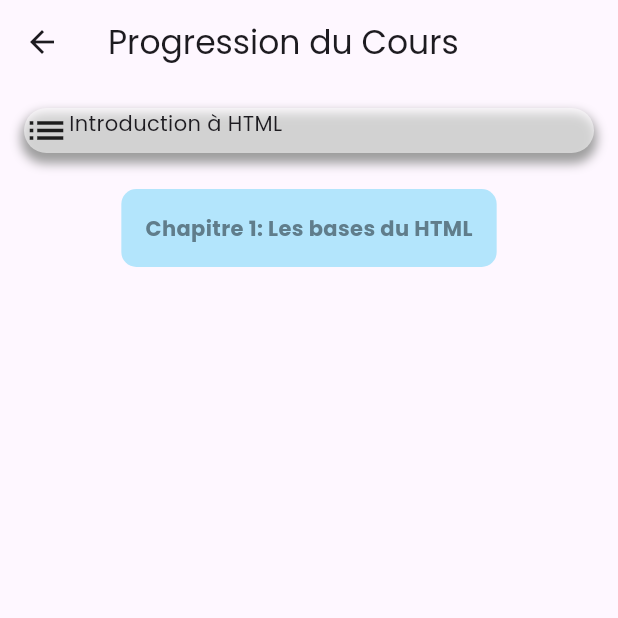
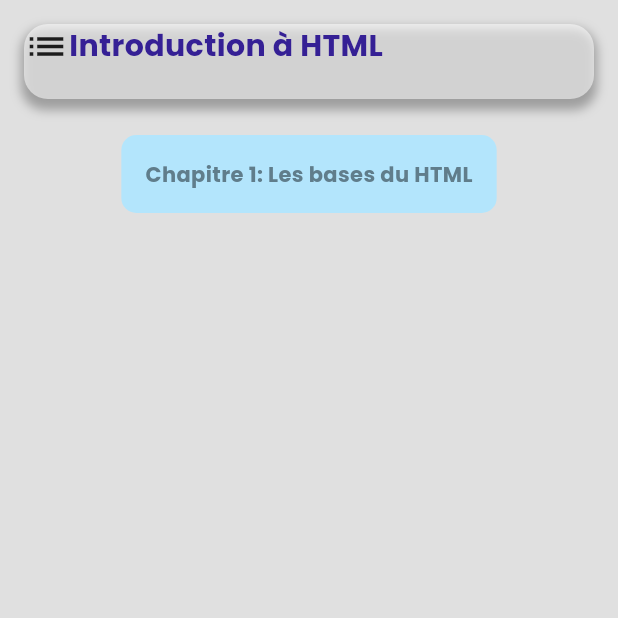
Before and after one commit to Godisouleymane/Nerd-app, a Flutter app: the CourseProgressScreen screen opened directly, on a phone screen of 412 x 824 dp, the top half of it. Run offline on Flutter 3.47's test engine with Material 3 defaults, Android fonts, the phone set to English and light mode, and no system bars; our stand-ins replace cloud_firestore, firebase_auth, firebase_core, flutter_svg, google_fonts, google_sign_in and 1 more; missing offline and left inert: dev_icons; accounts and stored records are empty.

Commit message:
styler le ui de la page html

```diff
--- a/lib/views/parcours/html/screenHTML.dart
+++ b/lib/views/parcours/html/screenHTML.dart
@@ -30,14 +30,10 @@ class _CourseProgressScreenState extends State<CourseProgressScreen> {
   @override
   Widget build(BuildContext context) {
     return Scaffold(
-      appBar: AppBar(
-        title: Text('Progression du Cours'),
-      ),
+      backgroundColor: Colors.grey.shade300,
       body: currentCourse == null
           ? Center(child: CircularProgressIndicator())
-          : SingleChildScrollView(
-              // Ajouté pour permettre le défilement si le contenu dépasse la taille de l'écran
-              child: Column(
+          : Column(
             children: [
               GestureDetector(
                 onTap: () => showModuleSelectionSheet(),
@@ -45,6 +41,7 @@ class _CourseProgressScreenState extends State<CourseProgressScreen> {
                   padding: const EdgeInsets.all(16.0),
                   child: Container(
                     width: MediaQuery.of(context).size.width,
+                    height: 50.0,
                     decoration: BoxDecoration(
                       color: Colors.white54,
                       borderRadius: BorderRadius.circular(16.0),
@@ -61,7 +58,17 @@ class _CourseProgressScreenState extends State<CourseProgressScreen> {
                       crossAxisAlignment: CrossAxisAlignment.start,
                       children: [
                         Icon(Icons.list, size: 30,),
-                             Text(selectedModule?.title ?? 'Chargement...',),
+                         Flexible(
+                          child:
+                          Text(selectedModule?.title ?? 'Chargement...',
+                          softWrap: true,
+                           style: const TextStyle(
+                              color: Color.fromARGB(255, 53, 32, 149),
+                              fontSize: 20.0,
+                              fontWeight: FontWeight.bold,
+                            ),
+                          )
+                          ),
                       ],
                     )
                   ),
@@ -72,7 +79,6 @@ class _CourseProgressScreenState extends State<CourseProgressScreen> {
                 children: buildChapterWidgets(),
               ),
             ],
-              ),
           ),
     );
   }
```
Lines whose indentation alone changed are shown as unchanged.
